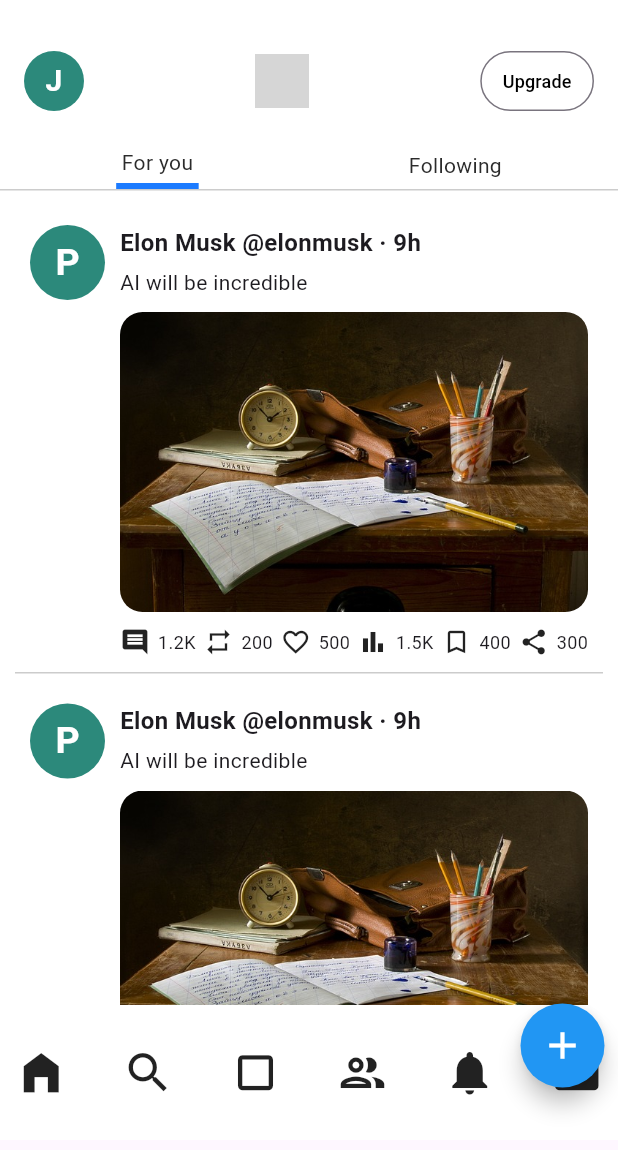
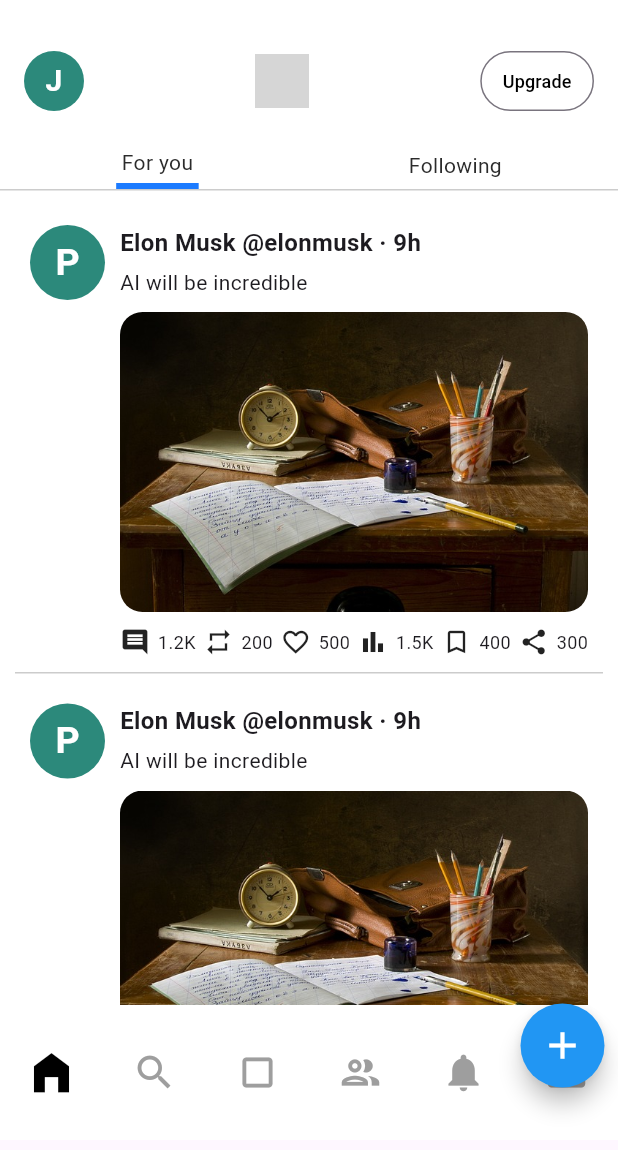
Before and after one commit to JuanAmezquitaAgredo/clone_X, a Flutter app: the screen it shows after launch, on a phone screen of 412 x 824 dp. Shown: the top 1150 px of the screen. Run offline on Flutter 3.47's test engine with Material 3 defaults, Android fonts, the phone set to English and light mode, and no system bars; grey boxes are pictures that could not be loaded.

Commit message:
add changes

```diff
--- a/lib/secctions/buttonsappbar_section.dart
+++ b/lib/secctions/buttonsappbar_section.dart
@@ -1,4 +1,3 @@
-import 'package:cpoy_x_app/widgets/iconmenu_widget.dart';
 import 'package:flutter/material.dart';
 
 class ButtonsappbarSection extends StatefulWidget {
@@ -9,27 +8,51 @@ class ButtonsappbarSection extends StatefulWidget {
 }
 
 class _ButtonsappbarSectionState extends State<ButtonsappbarSection> {
+  int _selectedIndex = 0; // Control del índice seleccionado
+
+  void _onIconPressed(int index) {
+    setState(() {
+      _selectedIndex = index; // Actualiza el índice seleccionado
+    });
+  }
+
   @override
   Widget build(BuildContext context) {
     return Container(
       color: Colors.white,
-      child: const SizedBox(
+      child: SizedBox(
         width: double.infinity,
         height: 90,
         child: Row(
-          mainAxisAlignment: MainAxisAlignment.spaceBetween,
+          mainAxisAlignment: MainAxisAlignment.spaceAround,
           children: [
-            IconMenuWidget(icon: Icons.home_filled), // Casa
-            IconMenuWidget(icon: Icons.search), // Lupa
-            IconMenuWidget(
-                icon: Icons
-                    .crop_square), // Cuadro con diagonal (puedes personalizarlo)
-            IconMenuWidget(icon: Icons.people_outlined), // Dos personitas
-            IconMenuWidget(icon: Icons.notifications), // Campana
-            IconMenuWidget(icon: Icons.mail), // Sobre
+            _buildIconButton(Icons.home_filled, 0),
+            _buildIconButton(Icons.search, 1),
+            _buildIconButton(Icons.crop_square, 2),
+            _buildIconButton(Icons.people_outlined, 3),
+            _buildIconButton(Icons.notifications, 4),
+            _buildIconButton(Icons.mail, 5),
           ],
         ),
       ),
     );
   }
+
+  Widget _buildIconButton(IconData icon, int index) {
+    final bool isSelected = _selectedIndex == index;
+    return GestureDetector(
+      onTap: () => _onIconPressed(index),
+      child: AnimatedContainer(
+        duration: const Duration(milliseconds: 200),
+        curve: Curves.easeInOut,
+        width: 40, // Cambia el tamaño si está seleccionado
+        height: 40,
+        child: Icon(
+          icon,
+          color: isSelected ? const Color.fromARGB(255, 0, 0, 0) : Colors.grey, // Cambia el color
+          size: isSelected ? 35 : 30, // Tamaño dinámico
+        ),
+      ),
+    );
+  }
 }
--- a/lib/widgets/iconmenu_widget.dart
+++ /dev/null
@@ -1,45 +0,0 @@
-import 'package:flutter/material.dart';
-
-class IconMenuWidget extends StatefulWidget {
-  final IconData icon;
-  final VoidCallback? onPress;
-
-  const IconMenuWidget({
-    super.key,
-    required this.icon,
-    this.onPress,
-  });
-
-  @override
-  State<IconMenuWidget> createState() => _IconMenuWidgetState();
-}
-
-class _IconMenuWidgetState extends State<IconMenuWidget> {
-  bool _isPressed = false; // Estado para saber si está presionado
-
-  void _toggleIconStyle() {
-    setState(() {
-      _isPressed = !_isPressed; // Cambia el estado al presionar
-    });
-    if (widget.onPress != null) {
-      widget.onPress!(); // Llama a la función onPress si está definida
-    }
-  }
-
-  @override
-  Widget build(BuildContext context) {
-    return GestureDetector(
-      onTap: _toggleIconStyle,
-      child: Container(
-        decoration: const BoxDecoration(
-          color: Colors.transparent, // Fondo completamente transparente
-        ),
-        padding: const EdgeInsets.all(10), // Espaciado interno
-        child: Icon(
-          widget.icon,
-          size: 35,
-        ),
-      ),
-    );
-  }
-}
```
